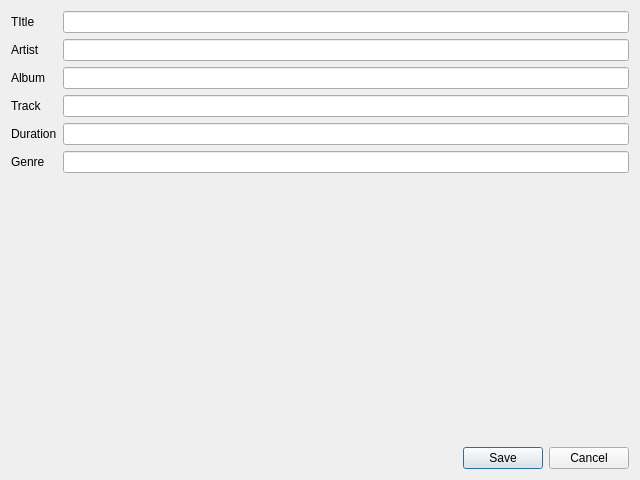
Qt form source/metadataeditordialog.ui (Pyxxil/Astoria) before a commit.
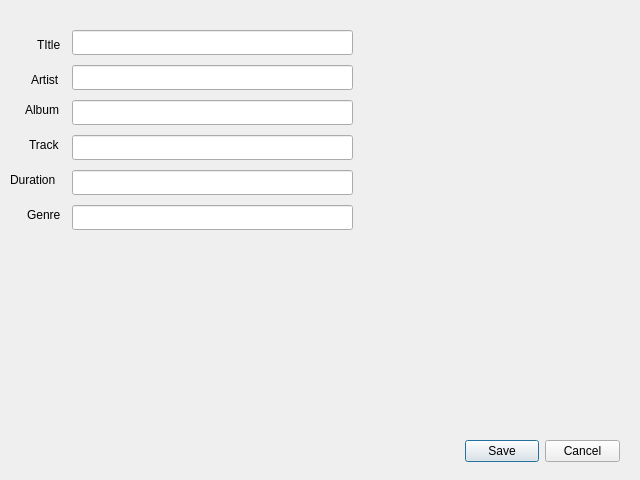
The same form after that commit.

```diff
--- a/source/metadataeditordialog.ui
+++ b/source/metadataeditordialog.ui
@@ -13,74 +13,15 @@
   <property name="windowTitle">
    <string>Dialog</string>
   </property>
-  <layout class="QFormLayout" name="formLayout">
-   <item row="10" column="1">
-    <spacer name="verticalSpacer">
-     <property name="orientation">
-      <enum>Qt::Vertical</enum>
-     </property>
-     <property name="sizeHint" stdset="0">
-      <size>
-       <width>20</width>
-       <height>40</height>
-      </size>
-     </property>
-    </spacer>
-   </item>
-   <item row="11" column="1">
-    <spacer name="verticalSpacer_2">
-     <property name="orientation">
-      <enum>Qt::Vertical</enum>
-     </property>
-     <property name="sizeHint" stdset="0">
-      <size>
-       <width>20</width>
-       <height>40</height>
-      </size>
-     </property>
-    </spacer>
-   </item>
-   <item row="12" column="1">
-    <spacer name="verticalSpacer_3">
-     <property name="orientation">
-      <enum>Qt::Vertical</enum>
-     </property>
-     <property name="sizeHint" stdset="0">
-      <size>
-       <width>20</width>
-       <height>40</height>
-      </size>
-     </property>
-    </spacer>
-   </item>
-   <item row="13" column="1">
-    <spacer name="verticalSpacer_4">
-     <property name="orientation">
-      <enum>Qt::Vertical</enum>
-     </property>
-     <property name="sizeHint" stdset="0">
-      <size>
-       <width>20</width>
-       <height>40</height>
-      </size>
-     </property>
-    </spacer>
-   </item>
-   <item row="14" column="1">
-    <spacer name="verticalSpacer_5">
-     <property name="orientation">
-      <enum>Qt::Vertical</enum>
-     </property>
-     <property name="sizeHint" stdset="0">
-      <size>
-       <width>20</width>
-       <height>40</height>
-      </size>
-     </property>
-    </spacer>
-   </item>
-   <item row="15" column="1">
     <widget class="QDialogButtonBox" name="buttonBox">
+   <property name="geometry">
+    <rect>
+     <x>465</x>
+     <y>435</y>
+     <width>155</width>
+     <height>32</height>
+    </rect>
+   </property>
      <property name="orientation">
       <enum>Qt::Horizontal</enum>
      </property>
@@ -88,81 +29,170 @@
       <set>QDialogButtonBox::Cancel|QDialogButtonBox::Save</set>
      </property>
     </widget>
-   </item>
-   <item row="2" column="0">
     <widget class="QLabel" name="songTitleLabel">
+   <property name="geometry">
+    <rect>
+     <x>37</x>
+     <y>37</y>
+     <width>27</width>
+     <height>16</height>
+    </rect>
+   </property>
      <property name="text">
       <string>TItle</string>
      </property>
     </widget>
-   </item>
-   <item row="2" column="1">
-    <widget class="QLineEdit" name="songTitleTextbox"/>
-   </item>
-   <item row="3" column="0">
+  <widget class="QLineEdit" name="songTitleTextbox">
+   <property name="geometry">
+    <rect>
+     <x>72</x>
+     <y>30</y>
+     <width>281</width>
+     <height>25</height>
+    </rect>
+   </property>
+  </widget>
     <widget class="QLabel" name="artistLabel">
+   <property name="geometry">
+    <rect>
+     <x>31</x>
+     <y>72</y>
+     <width>33</width>
+     <height>16</height>
+    </rect>
+   </property>
      <property name="text">
       <string>Artist</string>
      </property>
     </widget>
-   </item>
-   <item row="3" column="1">
-    <widget class="QLineEdit" name="artistTextbox"/>
-   </item>
-   <item row="4" column="0">
+  <widget class="QLineEdit" name="artistTextbox">
+   <property name="geometry">
+    <rect>
+     <x>72</x>
+     <y>65</y>
+     <width>281</width>
+     <height>25</height>
+    </rect>
+   </property>
+  </widget>
     <widget class="QLabel" name="albumLabel">
+   <property name="geometry">
+    <rect>
+     <x>25</x>
+     <y>102</y>
+     <width>39</width>
+     <height>16</height>
+    </rect>
+   </property>
      <property name="text">
       <string>Album</string>
      </property>
     </widget>
-   </item>
-   <item row="4" column="1">
-    <widget class="QLineEdit" name="albumTextbox"/>
-   </item>
-   <item row="5" column="0">
+  <widget class="QLineEdit" name="albumTextbox">
+   <property name="geometry">
+    <rect>
+     <x>72</x>
+     <y>100</y>
+     <width>281</width>
+     <height>25</height>
+    </rect>
+   </property>
+  </widget>
     <widget class="QLabel" name="trackLabel">
+   <property name="geometry">
+    <rect>
+     <x>29</x>
+     <y>137</y>
+     <width>35</width>
+     <height>16</height>
+    </rect>
+   </property>
      <property name="text">
       <string>Track</string>
      </property>
     </widget>
-   </item>
-   <item row="5" column="1">
-    <widget class="QLineEdit" name="trackTextbox"/>
-   </item>
-   <item row="6" column="0">
+  <widget class="QLineEdit" name="trackTextbox">
+   <property name="geometry">
+    <rect>
+     <x>72</x>
+     <y>135</y>
+     <width>281</width>
+     <height>25</height>
+    </rect>
+   </property>
+  </widget>
     <widget class="QLabel" name="durationLabel">
+   <property name="geometry">
+    <rect>
+     <x>10</x>
+     <y>172</y>
+     <width>52</width>
+     <height>16</height>
+    </rect>
+   </property>
      <property name="text">
       <string>Duration</string>
      </property>
     </widget>
-   </item>
-   <item row="6" column="1">
-    <widget class="QLineEdit" name="durationTextbox"/>
-   </item>
-   <item row="7" column="0">
+  <widget class="QLineEdit" name="durationTextbox">
+   <property name="geometry">
+    <rect>
+     <x>72</x>
+     <y>170</y>
+     <width>281</width>
+     <height>25</height>
+    </rect>
+   </property>
+  </widget>
     <widget class="QLabel" name="genreLabel">
+   <property name="geometry">
+    <rect>
+     <x>27</x>
+     <y>207</y>
+     <width>37</width>
+     <height>16</height>
+    </rect>
+   </property>
      <property name="text">
       <string>Genre</string>
      </property>
     </widget>
-   </item>
-   <item row="7" column="1">
-    <widget class="QLineEdit" name="genreTextbox"/>
-   </item>
-   <item row="9" column="1">
-    <spacer name="verticalSpacer_6">
-     <property name="orientation">
-      <enum>Qt::Vertical</enum>
-     </property>
-     <property name="sizeHint" stdset="0">
-      <size>
-       <width>20</width>
-       <height>40</height>
-      </size>
-     </property>
-    </spacer>
-   </item>
-  </layout>
+  <widget class="QLineEdit" name="genreTextbox">
+   <property name="geometry">
+    <rect>
+     <x>72</x>
+     <y>205</y>
+     <width>281</width>
+     <height>25</height>
+    </rect>
+   </property>
+  </widget>
+  <widget class="QLabel" name="durationErrorLabel">
+   <property name="geometry">
+    <rect>
+     <x>360</x>
+     <y>174</y>
+     <width>271</width>
+     <height>16</height>
+    </rect>
+   </property>
+   <property name="text">
+    <string/>
+   </property>
+  </widget>
+  <widget class="QLabel" name="trackErrorLabel">
+   <property name="geometry">
+    <rect>
+     <x>360</x>
+     <y>139</y>
+     <width>271</width>
+     <height>16</height>
+    </rect>
+   </property>
+   <property name="text">
+    <string/>
+   </property>
+  </widget>
  </widget>
  <resources/>
  <connections>
```
Lines whose indentation alone changed are shown as unchanged.
